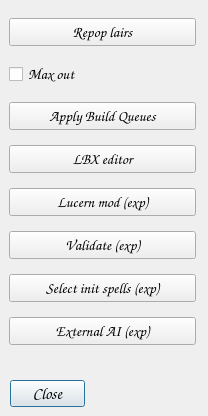
This is QMoMDialogs/dialogtools.ui in jbalcomb/MoM-RTGT as Qt 5 draws it before an edit. The edited form follows.
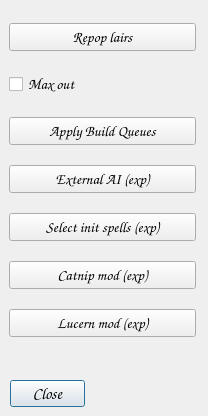
This is the edited form. Icons and pictures are not drawn.

```diff
--- a/QMoMDialogs/dialogtools.ui
+++ b/QMoMDialogs/dialogtools.ui
@@ -141,146 +141,6 @@
       </property>
      </widget>
     </item>
-    <item>
-     <widget class="QPushButton" name="pushButton_LbxEditor">
-      <property name="sizePolicy">
-       <sizepolicy hsizetype="Fixed" vsizetype="Fixed">
-        <horstretch>0</horstretch>
-        <verstretch>0</verstretch>
-       </sizepolicy>
-      </property>
-      <property name="maximumSize">
-       <size>
-        <width>200</width>
-        <height>16777215</height>
-       </size>
-      </property>
-      <property name="font">
-       <font>
-        <pointsize>11</pointsize>
-        <italic>true</italic>
-       </font>
-      </property>
-      <property name="text">
-       <string>LBX editor</string>
-      </property>
-      <property name="icon">
-       <iconset resource="../Resources/InteractiveGameTweaker.qrc">
-        <normaloff>:/heroes/taki.gif</normaloff>:/heroes/taki.gif</iconset>
-      </property>
-      <property name="iconSize">
-       <size>
-        <width>32</width>
-        <height>32</height>
-       </size>
-      </property>
-     </widget>
-    </item>
-    <item>
-     <widget class="QPushButton" name="pushButton_LucernMod">
-      <property name="sizePolicy">
-       <sizepolicy hsizetype="Fixed" vsizetype="Fixed">
-        <horstretch>0</horstretch>
-        <verstretch>0</verstretch>
-       </sizepolicy>
-      </property>
-      <property name="maximumSize">
-       <size>
-        <width>200</width>
-        <height>16777215</height>
-       </size>
-      </property>
-      <property name="font">
-       <font>
-        <pointsize>11</pointsize>
-        <italic>true</italic>
-       </font>
-      </property>
-      <property name="text">
-       <string>Lucern mod (exp)</string>
-      </property>
-      <property name="icon">
-       <iconset resource="../Resources/InteractiveGameTweaker.qrc">
-        <normaloff>:/heroes/lucern.png</normaloff>:/heroes/lucern.png</iconset>
-      </property>
-      <property name="iconSize">
-       <size>
-        <width>32</width>
-        <height>32</height>
-       </size>
-      </property>
-     </widget>
-    </item>
-    <item>
-     <widget class="QPushButton" name="pushButton_Validate">
-      <property name="sizePolicy">
-       <sizepolicy hsizetype="Fixed" vsizetype="Fixed">
-        <horstretch>0</horstretch>
-        <verstretch>0</verstretch>
-       </sizepolicy>
-      </property>
-      <property name="maximumSize">
-       <size>
-        <width>200</width>
-        <height>16777215</height>
-       </size>
-      </property>
-      <property name="font">
-       <font>
-        <pointsize>11</pointsize>
-        <italic>true</italic>
-       </font>
-      </property>
-      <property name="text">
-       <string>Validate (exp)</string>
-      </property>
-      <property name="icon">
-       <iconset resource="../Resources/InteractiveGameTweaker.qrc">
-        <normaloff>:/heroes/elana.gif</normaloff>:/heroes/elana.gif</iconset>
-      </property>
-      <property name="iconSize">
-       <size>
-        <width>32</width>
-        <height>32</height>
-       </size>
-      </property>
-     </widget>
-    </item>
-    <item>
-     <widget class="QPushButton" name="pushButton_SelectInitialSpells">
-      <property name="sizePolicy">
-       <sizepolicy hsizetype="Fixed" vsizetype="Fixed">
-        <horstretch>0</horstretch>
-        <verstretch>0</verstretch>
-       </sizepolicy>
-      </property>
-      <property name="maximumSize">
-       <size>
-        <width>200</width>
-        <height>16777215</height>
-       </size>
-      </property>
-      <property name="font">
-       <font>
-        <pointsize>11</pointsize>
-        <italic>true</italic>
-       </font>
-      </property>
-      <property name="text">
-       <string>Select init spells (exp)</string>
-      </property>
-      <property name="icon">
-       <iconset resource="../Resources/InteractiveGameTweaker.qrc">
-        <normaloff>:/heroes/aerie.gif</normaloff>:/heroes/aerie.gif</iconset>
-      </property>
-      <property name="iconSize">
-       <size>
-        <width>32</width>
-        <height>32</height>
-       </size>
-      </property>
-     </widget>
-    </item>
     <item>
      <widget class="QPushButton" name="pushButton_ExternalAI">
       <property name="sizePolicy">
@@ -316,6 +176,111 @@
       </property>
      </widget>
     </item>
+    <item>
+     <widget class="QPushButton" name="pushButton_SelectInitialSpells">
+      <property name="sizePolicy">
+       <sizepolicy hsizetype="Fixed" vsizetype="Fixed">
+        <horstretch>0</horstretch>
+        <verstretch>0</verstretch>
+       </sizepolicy>
+      </property>
+      <property name="maximumSize">
+       <size>
+        <width>200</width>
+        <height>16777215</height>
+       </size>
+      </property>
+      <property name="font">
+       <font>
+        <pointsize>11</pointsize>
+        <italic>true</italic>
+       </font>
+      </property>
+      <property name="text">
+       <string>Select init spells (exp)</string>
+      </property>
+      <property name="icon">
+       <iconset resource="../Resources/InteractiveGameTweaker.qrc">
+        <normaloff>:/heroes/aerie.gif</normaloff>:/heroes/aerie.gif</iconset>
+      </property>
+      <property name="iconSize">
+       <size>
+        <width>32</width>
+        <height>32</height>
+       </size>
+      </property>
+     </widget>
+    </item>
+    <item>
+     <widget class="QPushButton" name="pushButton_CatnipMod">
+      <property name="sizePolicy">
+       <sizepolicy hsizetype="Fixed" vsizetype="Fixed">
+        <horstretch>0</horstretch>
+        <verstretch>0</verstretch>
+       </sizepolicy>
+      </property>
+      <property name="maximumSize">
+       <size>
+        <width>200</width>
+        <height>16777215</height>
+       </size>
+      </property>
+      <property name="font">
+       <font>
+        <pointsize>11</pointsize>
+        <italic>true</italic>
+       </font>
+      </property>
+      <property name="text">
+       <string>Catnip mod (exp)</string>
+      </property>
+      <property name="icon">
+       <iconset resource="../Resources/InteractiveGameTweaker.qrc">
+        <normaloff>:/heroes/catwalk.jpg</normaloff>:/heroes/catwalk.jpg</iconset>
+      </property>
+      <property name="iconSize">
+       <size>
+        <width>32</width>
+        <height>32</height>
+       </size>
+      </property>
+     </widget>
+    </item>
+    <item>
+     <widget class="QPushButton" name="pushButton_LucernMod">
+      <property name="sizePolicy">
+       <sizepolicy hsizetype="Fixed" vsizetype="Fixed">
+        <horstretch>0</horstretch>
+        <verstretch>0</verstretch>
+       </sizepolicy>
+      </property>
+      <property name="maximumSize">
+       <size>
+        <width>200</width>
+        <height>16777215</height>
+       </size>
+      </property>
+      <property name="font">
+       <font>
+        <pointsize>11</pointsize>
+        <italic>true</italic>
+       </font>
+      </property>
+      <property name="text">
+       <string>Lucern mod (exp)</string>
+      </property>
+      <property name="icon">
+       <iconset resource="../Resources/InteractiveGameTweaker.qrc">
+        <normaloff>:/heroes/lucern.png</normaloff>:/heroes/lucern.png</iconset>
+      </property>
+      <property name="iconSize">
+       <size>
+        <width>32</width>
+        <height>32</height>
+       </size>
+      </property>
+     </widget>
+    </item>
    </layout>
   </widget>
  </widget>
```
